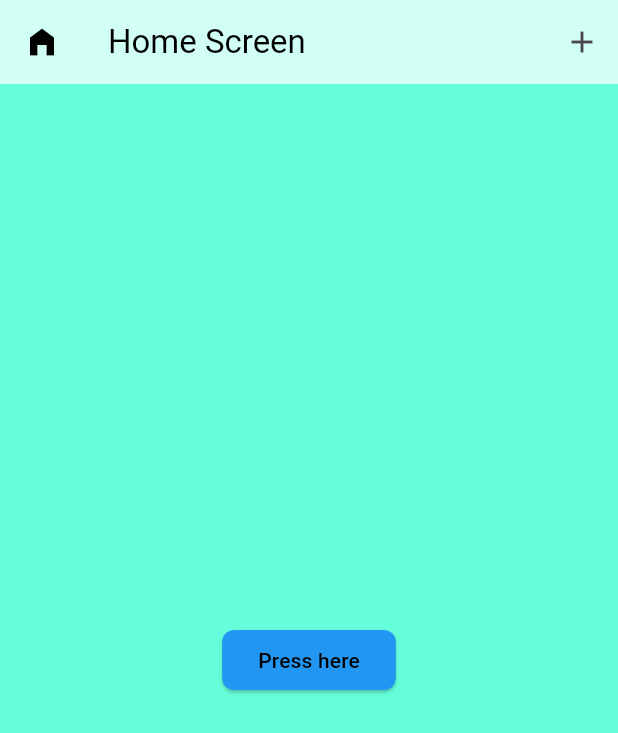
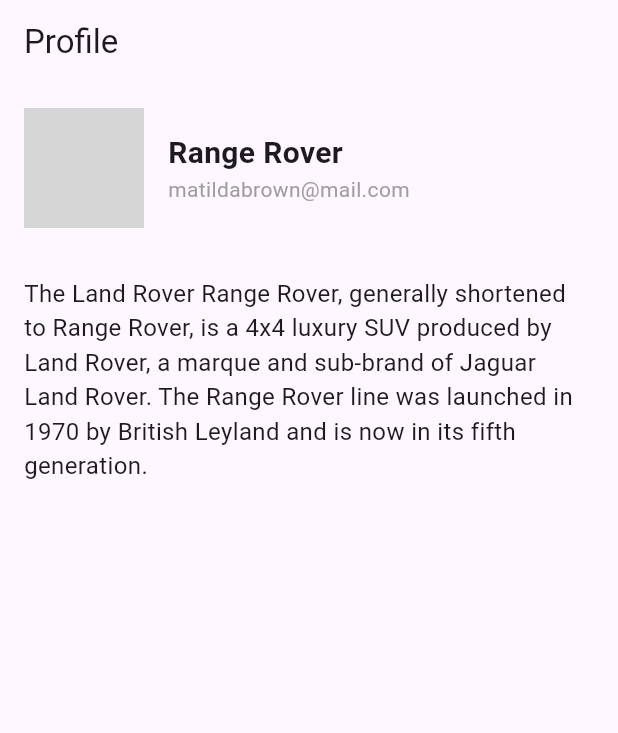
Before and after one commit to RabbiPrimon/first_app, a Flutter app: the screen it shows after launch, on a phone screen of 412 x 824 dp. Shown: the top 733 px of the screen. Run offline on Flutter 3.47's test engine with Material 3 defaults, Android fonts, the phone set to English and light mode, and no system bars; grey boxes are pictures that could not be loaded.

Commit message:
flutter-module7-cls1

```diff
--- a/lib/main.dart
+++ b/lib/main.dart
@@ -1,58 +1,67 @@
-//Button ( Elevated button, TextButton IconButton,GestureDetector, InkWell,)| TextFeild | Container|
 import 'package:flutter/material.dart';
 
 void main() {
-  runApp(MaterialApp
-    (title: 'Hello Primon',
-      home: Home()
-  )
+  runApp(MyApp());
+}
+
+class MyApp extends StatelessWidget {
+  @override
+  Widget build(BuildContext context) {
+    return MaterialApp(
+      title: 'new app',
+      home: ProfileScreen(),
     );
   }
+}
 
-/* Column => Vertically => mainAxis
-   Row => Horizontally => crossAxis
-*/
-class Home extends StatelessWidget {
+class ProfileScreen extends StatelessWidget {
   @override
-  Widget build(BuildContext) {
-    //whatever you write will show in screen
+  Widget build(BuildContext context) {
     return Scaffold(
-        backgroundColor: Colors.tealAccent,
       appBar: AppBar(
-          backgroundColor: Colors.white70,
-          title: Text(
-            'Home Screen',
-            style: TextStyle(color: Colors.black),
-          ),
-          leading: Icon(
-            Icons.home_filled,
-            color: Colors.black,
-          ),
-          actions: [IconButton(onPressed: () {}, icon: Icon(Icons.add))],
+        title: Text('Profile'),
       ),
       body: Center(
         child: Column(
-          mainAxisAlignment: MainAxisAlignment.center,
+          children: <Widget>[
+            Padding(
+              padding: EdgeInsets.all(16.0),
+              child: Row(
+                children: <Widget>[
+                  CircleAvatar(
+                    radius: 40.0,
+                    backgroundImage: AssetImage('images/RangeRover.jpg'),
+                  ),
+                  SizedBox(width: 16.0),
+                  Column(
                     crossAxisAlignment: CrossAxisAlignment.start,
-          mainAxisSize: MainAxisSize.min,
-          children: [
-            ElevatedButton(
-                style: ElevatedButton.styleFrom(
-                    backgroundColor: Colors.blue,
-                    foregroundColor: Colors.black,
-                    shape: RoundedRectangleBorder(
-                        borderRadius: BorderRadius.circular(8)
-                    )
+                    children: <Widget>[
+                      Text(
+                        'Range Rover',
+                        style: TextStyle(
+                            fontSize: 20.0, fontWeight: FontWeight.bold),
                       ),
-                onPressed: () {
-                  print("Pressed");
-                },
+                      Text(
+                        'matildabrown@mail.com',
+                        style: TextStyle(color: Colors.grey),
+                      ),
+                    ],
+                  ),
+                ],
+              ),
+            ),
+            Expanded(
+              child: Padding(
+                padding: EdgeInsets.all(16.0),
                 child: Text(
-                  "Press here",
-                ))
+                  'The Land Rover Range Rover, generally shortened to Range Rover, is a 4x4 luxury SUV produced by Land Rover, a marque and sub-brand of Jaguar Land Rover. The Range Rover line was launched in 1970 by British Leyland and is now in its fifth generation.',
+                  style: TextStyle(fontSize: 16.0),
+                ),
+              ),
+            ),
           ],
-        )
-        )
+        ),
+      ),
     );
   }
 }
```
Lines whose indentation alone changed are shown as unchanged.
